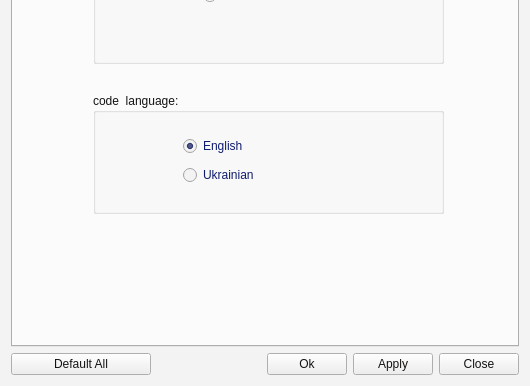
First picture: the form in trunc/src/optionsdialog.ui, repository PLLUG/kuzya, before the edit; both pictures show x 0 to 530 and y 174 to 560 of the 530 by 560 pixel window.
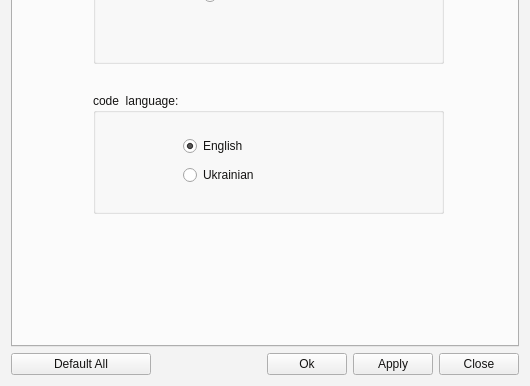
Second picture: the form after the edit. The open tabs and pages were chosen to show the change.

Patch:
```diff
--- a/trunc/src/optionsdialog.ui
+++ b/trunc/src/optionsdialog.ui
@@ -605,9 +605,9 @@
         </property>
         <layout class="QVBoxLayout" >
          <item>
-          <widget class="QRadioButton" name="engRBtn_2" >
-           <property name="enabled" >
-            <bool>false</bool>
+          <widget class="QRadioButton" name="engRBtn_2">
+           <property name="enabled">
+            <bool>true</bool>
            </property>
            <property name="text" >
             <string>English</string>
@@ -618,9 +618,9 @@
           </widget>
          </item>
          <item>
-          <widget class="QRadioButton" name="ukrRBtn_2" >
-           <property name="enabled" >
-            <bool>false</bool>
+          <widget class="QRadioButton" name="ukrRBtn_2">
+           <property name="enabled">
+            <bool>true</bool>
            </property>
            <property name="text" >
             <string>Ukrainian</string>
```
Left out of the diff: 423 changed lines with no effect on the pictures.
